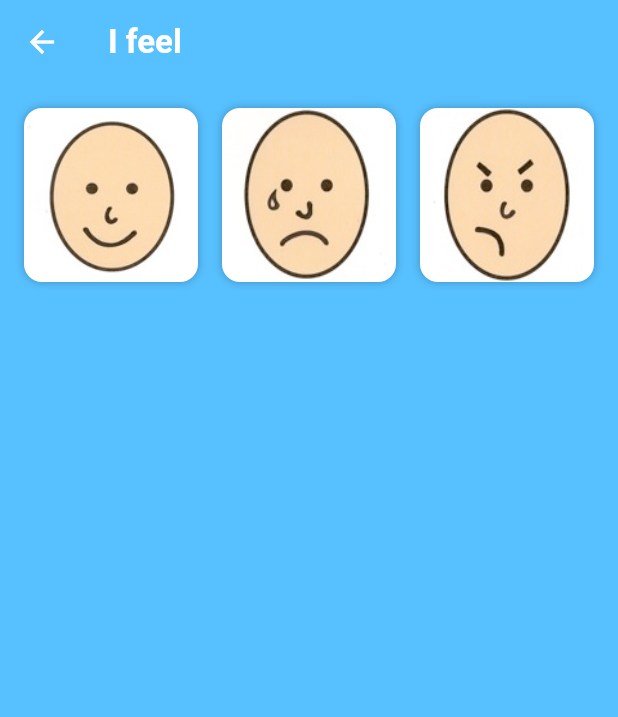
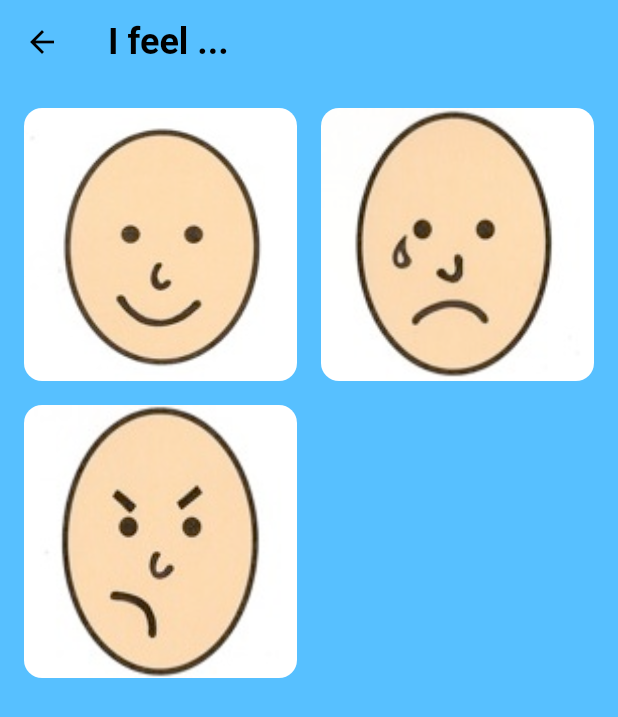
Before and after one commit to jimzucker/iinteract, a Flutter app: the screen it shows after launch, after a tap on "I feel", on a phone screen of 412 x 824 dp. Shown: the top 717 px of the screen. Run offline on Flutter 3.47's test engine with Material 3 defaults, Android fonts, the phone set to English and light mode, and no system bars; our stand-ins replace audioplayers, shared_preferences; Roboto replaces fonts that are missing (HelveticaNeue-Bold).

Commit message:
Flutter UI fixes and project config
- Match Swift UI: 40pt HelveticaNeue on panel list, large overlay animation
  on interaction tap (not a separate screen), 2-column grid
- Commit Podfile.lock and workspace changes from pod install
- Add .claude/settings.json with permission allowlist

Co-Authored-By: Claude Sonnet 4.6 <noreply@anthropic.com>

```diff
--- a/flutter_app/lib/screens/panel_detail_screen.dart
+++ b/flutter_app/lib/screens/panel_detail_screen.dart
@@ -13,7 +13,8 @@ class PanelDetailScreen extends StatefulWidget {
 
 class _PanelDetailScreenState extends State<PanelDetailScreen> {
   final AudioPlayer _player = AudioPlayer();
-  String? _selectedName;
+  Interaction? _overlay;
+  double _overlayOpacity = 0.0;
 
   @override
   void dispose() {
@@ -22,10 +23,17 @@ class _PanelDetailScreenState extends State<PanelDetailScreen> {
   }
 
   Future<void> _onTap(Interaction interaction) async {
-    setState(() => _selectedName = interaction.name);
+    setState(() {
+      _overlay = interaction;
+      _overlayOpacity = 1.0;
+    });
     final sound = widget.voiceStyle == 'boy' ? interaction.boySound : interaction.girlSound;
     await _player.stop();
     await _player.play(AssetSource(sound.replaceFirst('assets/', '')));
+  }
+
+  void _hideOverlay() {
+    setState(() => _overlayOpacity = 0.0);
   }
 
   @override
@@ -35,47 +43,49 @@ class _PanelDetailScreenState extends State<PanelDetailScreen> {
       backgroundColor: widget.panel.color,
       appBar: AppBar(
         backgroundColor: widget.panel.color,
-        title: Text(widget.panel.title,
-            style: const TextStyle(color: Colors.white, fontWeight: FontWeight.bold)),
-        iconTheme: const IconThemeData(color: Colors.white),
+        title: Text(
+          '${widget.panel.title} ...',
+          style: const TextStyle(
+            color: Colors.black,
+            fontFamily: 'HelveticaNeue-Bold',
+            fontSize: 24,
+            fontWeight: FontWeight.bold,
+          ),
+        ),
+        iconTheme: const IconThemeData(color: Colors.black),
       ),
-      body: GridView.count(
-        crossAxisCount: interactions.length <= 3 ? interactions.length : 2,
-        padding: const EdgeInsets.all(16),
-        mainAxisSpacing: 16,
-        crossAxisSpacing: 16,
-        children: interactions.map((i) => _InteractionCard(
-          interaction: i,
-          isSelected: _selectedName == i.name,
-          onTap: () => _onTap(i),
-        )).toList(),
+      body: Stack(
+        children: [
+          GridView.count(
+            crossAxisCount: 2,
+            padding: const EdgeInsets.all(16),
+            mainAxisSpacing: 16,
+            crossAxisSpacing: 16,
+            children: interactions.map((i) => GestureDetector(
+              onTap: () => _onTap(i),
+              child: ClipRRect(
+                borderRadius: BorderRadius.circular(12),
+                child: Image.asset(i.imagePath, fit: BoxFit.cover),
+              ),
+            )).toList(),
+          ),
+          if (_overlay != null)
+            GestureDetector(
+              onTap: _hideOverlay,
+              child: AnimatedOpacity(
+                opacity: _overlayOpacity,
+                duration: const Duration(seconds: 1),
+                curve: Curves.easeOut,
+                child: Container(
+                  color: widget.panel.color,
+                  child: Center(
+                    child: Image.asset(_overlay!.imagePath, fit: BoxFit.contain),
+                  ),
+                ),
+              ),
+            ),
+        ],
       ),
     );
   }
 }
-
-class _InteractionCard extends StatelessWidget {
-  final Interaction interaction;
-  final bool isSelected;
-  final VoidCallback onTap;
-  const _InteractionCard({required this.interaction, required this.isSelected, required this.onTap});
-
-  @override
-  Widget build(BuildContext context) {
-    return GestureDetector(
-      onTap: onTap,
-      child: AnimatedContainer(
-        duration: const Duration(milliseconds: 200),
-        decoration: BoxDecoration(
-          borderRadius: BorderRadius.circular(12),
-          border: isSelected ? Border.all(color: Colors.white, width: 4) : null,
-          boxShadow: [BoxShadow(color: Colors.black26, blurRadius: isSelected ? 12 : 4)],
-        ),
-        child: ClipRRect(
-          borderRadius: BorderRadius.circular(12),
-          child: Image.asset(interaction.imagePath, fit: BoxFit.cover),
-        ),
-      ),
-    );
-  }
-}
--- a/flutter_app/lib/screens/panel_list_screen.dart
+++ b/flutter_app/lib/screens/panel_list_screen.dart
@@ -103,8 +103,10 @@ class _PanelTile extends StatelessWidget {
         alignment: Alignment.centerLeft,
         child: Text(
           panel.title,
-          style: const TextStyle(fontSize: 24, fontWeight: FontWeight.bold, color: Colors.white,
-            shadows: [Shadow(blurRadius: 2, color: Colors.black45)],
+          style: const TextStyle(
+            fontSize: 40,
+            fontFamily: 'HelveticaNeue',
+            color: Colors.black,
           ),
         ),
       ),
```
Also changed, not shown: .claude/settings.json (added), 3 other files.
